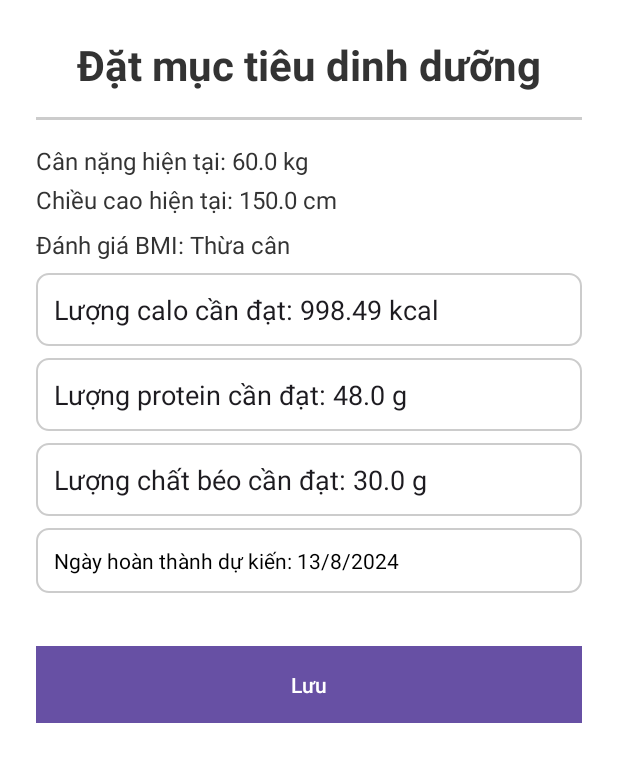
After one commit to Twannnnnn/PRM_healthy, an Android app: the SetNutritionGoalsActivity screen opened directly, with no data from a screen before it, on a phone screen of 412 x 824 dp. The commit adds this screen. Shown: the top 762 px of the screen. Run offline under Robolectric (Android 15) with nearby library versions, the phone set to English and light mode, and no system bars.

Commit message:
branch tuan

```diff
--- a/app/src/main/AndroidManifest.xml
+++ b/app/src/main/AndroidManifest.xml
@@ -17,6 +17,9 @@
         android:supportsRtl="true"
         android:theme="@style/Theme.PRM_HealthyApp"
         tools:targetApi="31">
+        <activity
+            android:name=".SetNutritionGoalsActivity"
+            android:exported="false" />
         <activity
             android:name=".AddMealPlanActivity"
             android:exported="false" />
--- a/app/src/main/java/com/example/prm_healthyapp/DatabaseHelper.java
+++ b/app/src/main/java/com/example/prm_healthyapp/DatabaseHelper.java
@@ -7,8 +7,11 @@ import android.database.Cursor;
 import android.database.sqlite.SQLiteDatabase;
 import android.database.sqlite.SQLiteOpenHelper;
 
+import java.text.SimpleDateFormat;
 import java.util.ArrayList;
+import java.util.Date;
 import java.util.List;
+import java.util.Locale;
 
 public class DatabaseHelper extends SQLiteOpenHelper {
     private static final String DATABASE_NAME = "health_management.db";
@@ -782,5 +785,49 @@ public class DatabaseHelper extends SQLiteOpenHelper {
         cursor.close();
         return meals;
     }
+    public void saveNutritionGoals(int userId, String calorieGoal, String proteinGoal, String fatGoal, String setDate) {
+        SQLiteDatabase db = this.getWritableDatabase();
+        ContentValues values = new ContentValues();
+        values.put("user_id", userId);
+        values.put("daily_calorie_goal", calorieGoal);
+        values.put("daily_protein_goal", proteinGoal);
+        values.put("daily_fat_goal", fatGoal);
+        values.put("set_date", setDate);
+
+        long newRowId = db.insert("nutrition_goals", null, values);
+        db.close();
+    }
+
+    public User getUser(int userId) {
+        SQLiteDatabase db = this.getReadableDatabase();
+        User user = null;
+        Cursor cursor = null;
+        try {
+            cursor = db.query("users", null, "id=?", new String[]{String.valueOf(userId)}, null, null, null);
+            if (cursor != null && cursor.moveToFirst()) {
+                String name = cursor.getString(cursor.getColumnIndex("name"));
+                String email = cursor.getString(cursor.getColumnIndex("email"));
+                String password = cursor.getString(cursor.getColumnIndex("password"));
+                int age = cursor.getInt(cursor.getColumnIndex("age"));
+                String gender = cursor.getString(cursor.getColumnIndex("gender"));
+                double weight = cursor.getDouble(cursor.getColumnIndex("weight"));
+                double height = cursor.getDouble(cursor.getColumnIndex("height"));
+                double bmi = cursor.getDouble(cursor.getColumnIndex("bmi"));
+                double bodyFatPercentage = cursor.getDouble(cursor.getColumnIndex("body_fat_percentage"));
+                double waist = cursor.getDouble(cursor.getColumnIndex("waist"));
+                double neck = cursor.getDouble(cursor.getColumnIndex("neck"));
+                double hips = cursor.getDouble(cursor.getColumnIndex("hips"));
+
+                // Tạo đối tượng User
+                user = new User(userId, name, email, password, age, gender, weight, height, bmi, bodyFatPercentage, waist, neck, hips);
+            }
+        } finally {
+            if (cursor != null) {
+                cursor.close();
+            }
+            db.close();
+        }
+        return user;
+    }
 
 }
--- a/app/src/main/java/com/example/prm_healthyapp/MainActivity.java
+++ b/app/src/main/java/com/example/prm_healthyapp/MainActivity.java
@@ -14,7 +14,7 @@ import androidx.appcompat.app.AppCompatActivity;
 
 public class MainActivity extends AppCompatActivity {
 
-    private FrameLayout btnGoToReport, btnAddFood, btnUserInfo, btnGoToSleepLog, btnGoToActivities, btnAIChat,btnGoToHealthAdvice,btnMealPlan;
+    private FrameLayout btnGoToReport, btnAddFood, btnUserInfo, btnGoToSleepLog, btnGoToActivities, btnAIChat,btnGoToHealthAdvice,btnMealPlan,btnSetNutritionGoal;
 
     private DatabaseHelper dbHelper;
 
@@ -45,6 +45,8 @@ public class MainActivity extends AppCompatActivity {
         btnGoToSleepLog.setOnClickListener(this::onSleepLog);
         btnGoToHealthAdvice.setOnClickListener(this::onActionGoToHealthAdvice);
         btnMealPlan.setOnClickListener(this::onMealPlan);
+
+
         checkUser();
     }
 
@@ -138,6 +140,12 @@ public class MainActivity extends AppCompatActivity {
         startActivity(intent);
     }
 
+    private void onSetNutritionGoal(View view) {
+        // Navigate to UserInfoActivity
+        Intent intent = new Intent(MainActivity.this, SetNutritionGoalsActivity.class);
+        startActivity(intent);
+    }
+
 
 
 }
--- /dev/null
+++ b/app/src/main/java/com/example/prm_healthyapp/SetNutritionGoalsActivity.java
@@ -0,0 +1,143 @@
+package com.example.prm_healthyapp;
+
+import android.app.DatePickerDialog;
+import android.os.Bundle;
+import android.view.View;
+import android.widget.Button;
+import android.widget.EditText;
+import android.widget.TextView;
+
+import androidx.appcompat.app.AppCompatActivity;
+
+import java.util.Calendar;
+
+public class SetNutritionGoalsActivity extends AppCompatActivity {
+
+    private EditText calorieGoalEditText;
+    private EditText proteinGoalEditText;
+    private EditText fatGoalEditText;
+    private TextView targetDateTextView;
+    private TextView feedbackTextView;
+    private TextView currentWeightTextView;
+    private TextView currentHeightTextView;
+    private TextView bmiEvaluationTextView;
+    private DatabaseHelper mealPlanDatabase;
+    private Calendar calendar;
+
+    private int userId = 1; // Id của người dùng (giả sử có)
+
+    @Override
+    protected void onCreate(Bundle savedInstanceState) {
+        super.onCreate(savedInstanceState);
+        setContentView(R.layout.activity_set_nutrition_goals);
+
+        DatabaseHelper dbHelper = new DatabaseHelper(this);
+        User user = dbHelper.getUser(userId); // Lấy thông tin người dùng từ database
+
+        currentWeightTextView = findViewById(R.id.currentWeightTextView);
+        currentHeightTextView = findViewById(R.id.currentHeightTextView);
+        bmiEvaluationTextView = findViewById(R.id.bmiEvaluationTextView);
+
+        // Khởi tạo các EditText
+        calorieGoalEditText = findViewById(R.id.calorieGoalEditText);
+        proteinGoalEditText = findViewById(R.id.proteinGoalEditText);
+        fatGoalEditText = findViewById(R.id.fatGoalEditText);
+        targetDateTextView = findViewById(R.id.targetDateTextView);
+        feedbackTextView = findViewById(R.id.feedbackTextView);
+
+        Button saveGoalsButton = findViewById(R.id.saveGoalsButton);
+
+        if (user != null) {
+            double currentWeight = user.getWeight();
+            double currentHeight = user.getHeight(); // Chiều cao tính bằng cm
+            int age = user.getAge();
+            String gender = user.getGender();
+
+            currentWeightTextView.setText("Cân nặng hiện tại: " + currentWeight + " kg");
+            currentHeightTextView.setText("Chiều cao hiện tại: " + currentHeight + " cm");
+
+            // Tính BMI
+            double heightInMeters = currentHeight / 100; // Chuyển chiều cao sang mét
+            double bmi = currentWeight / (heightInMeters * heightInMeters);
+
+            // Đánh giá tình trạng và tính mục tiêu dinh dưỡng
+            String bmiEvaluation;
+            double dailyCaloricNeeds;
+            double proteinGoal;
+            double fatGoal;
+
+            if (bmi < 18.5) {
+                bmiEvaluation = "Gầy";
+                dailyCaloricNeeds = calculateCaloricNeeds(currentWeight, currentHeight, age, gender) + 500; // Tăng 500 kcal/ngày
+                proteinGoal = 1.5 * currentWeight; // 1.5g protein/kg
+                fatGoal = 0.8 * currentWeight; // 0.8g fat/kg
+            } else if (bmi < 25) {
+                bmiEvaluation = "Cân đối";
+                dailyCaloricNeeds = calculateCaloricNeeds(currentWeight, currentHeight, age, gender); // Giữ nguyên
+                proteinGoal = 1.0 * currentWeight; // 1g protein/kg
+                fatGoal = 0.7 * currentWeight; // 0.7g fat/kg
+            } else if (bmi < 30) {
+                bmiEvaluation = "Thừa cân";
+                dailyCaloricNeeds = calculateCaloricNeeds(currentWeight, currentHeight, age, gender) - 500; // Giảm 500 kcal/ngày
+                proteinGoal = 0.8 * currentWeight; // 0.8g protein/kg
+                fatGoal = 0.5 * currentWeight; // 0.5g fat/kg
+            } else {
+                bmiEvaluation = "Béo phì";
+                dailyCaloricNeeds = calculateCaloricNeeds(currentWeight, currentHeight, age, gender) - 700; // Giảm 700 kcal/ngày
+                proteinGoal = 0.8 * currentWeight; // 0.8g protein/kg
+                fatGoal = 0.5 * currentWeight; // 0.5g fat/kg
+            }
+
+            // Đặt mục tiêu vào EditText
+            calorieGoalEditText.setText(String.format("Lượng calo cần đạt: %.2f kcal", dailyCaloricNeeds));
+            proteinGoalEditText.setText("Lượng protein cần đạt: " + proteinGoal + " g");
+            fatGoalEditText.setText("Lượng chất béo cần đạt: " + fatGoal + " g");
+            bmiEvaluationTextView.setText("Đánh giá BMI: " + bmiEvaluation);
+
+            // Tính trọng lượng tối ưu cho chỉ số BMI "Cân đối"
+            double optimalWeight = 22.0 * (heightInMeters * heightInMeters); // Giả sử mục tiêu là BMI 22
+            double weightChangeGoal = optimalWeight - currentWeight; // Mục tiêu thay đổi trọng lượng
+            double totalCaloricChange = weightChangeGoal * 7700; // kcal
+            int daysToReachGoal = (int) (totalCaloricChange / dailyCaloricNeeds); // Số ngày để đạt được mục tiêu
+
+            Calendar targetCalendar = Calendar.getInstance();
+            targetCalendar.add(Calendar.DAY_OF_MONTH, daysToReachGoal);
+            String estimatedCompletionDate = targetCalendar.get(Calendar.DAY_OF_MONTH) + "/" +
+                    (targetCalendar.get(Calendar.MONTH) + 1) + "/" + targetCalendar.get(Calendar.YEAR);
+            targetDateTextView.setText("Ngày hoàn thành dự kiến: " + estimatedCompletionDate);
+
+            saveGoalsButton.setOnClickListener(view -> {
+                String calorieGoal = calorieGoalEditText.getText().toString();
+                String proteinGoalStr = proteinGoalEditText.getText().toString();
+                String fatGoalStr = fatGoalEditText.getText().toString();
+                String setDate = targetDateTextView.getText().toString();
+
+                // Kiểm tra xem các trường có giá trị hay không
+                if (calorieGoal.isEmpty() || proteinGoalStr.isEmpty() || fatGoalStr.isEmpty()) {
+                    feedbackTextView.setText("Vui lòng nhập tất cả các mục tiêu dinh dưỡng.");
+                    feedbackTextView.setVisibility(View.VISIBLE);
+                    return;
+                }
+
+                // Lưu vào database
+                dbHelper.saveNutritionGoals(userId, calorieGoal, proteinGoalStr, fatGoalStr, setDate);
+                feedbackTextView.setText("Mục tiêu dinh dưỡng đã được lưu thành công!");
+                feedbackTextView.setVisibility(View.VISIBLE);
+            });
+
+        } else {
+            currentWeightTextView.setText("Không tìm thấy thông tin người dùng.");
+            currentHeightTextView.setText("");
+            bmiEvaluationTextView.setText("");
+        }
+    }
+
+    private double calculateCaloricNeeds(double weight, double height, int age, String gender) {
+        // Sử dụng công thức Harris-Benedict để tính nhu cầu calo hàng ngày
+        if (gender.equalsIgnoreCase("male")) {
+            return 88.362 + (13.397 * weight) + (4.799 * height) - (5.677 * age); // Đối với nam
+        } else {
+            return 447.593 + (9.247 * weight) + (3.098 * height) - (4.330 * age); // Đối với nữ
+        }
+    }
+}
--- /dev/null
+++ b/app/src/main/res/drawable/edittext_background.xml
@@ -0,0 +1,5 @@
+<shape xmlns:android="http://schemas.android.com/apk/res/android">
+    <solid android:color="#FFFFFF"/>
+    <corners android:radius="8dp"/>
+    <stroke android:width="1dp" android:color="#CCCCCC"/>
+</shape>
--- /dev/null
+++ b/app/src/main/res/layout/activity_set_nutrition_goals.xml
@@ -0,0 +1,124 @@
+<?xml version="1.0" encoding="utf-8"?>
+<LinearLayout xmlns:android="http://schemas.android.com/apk/res/android"
+    android:layout_width="match_parent"
+    android:layout_height="match_parent"
+    android:padding="24dp"
+    android:orientation="vertical"
+    android:background="@android:color/white">
+
+    <TextView
+        android:layout_width="wrap_content"
+        android:layout_height="wrap_content"
+        android:text="Đặt mục tiêu dinh dưỡng"
+        android:textSize="28sp"
+        android:textStyle="bold"
+        android:layout_gravity="center"
+        android:textColor="#333"
+        android:accessibilityHeading="true"/>
+
+    <View
+        android:layout_width="match_parent"
+        android:layout_height="2dp"
+        android:background="#CCCCCC"
+        android:layout_marginVertical="16dp"/>
+
+    <TextView
+        android:id="@+id/currentWeightTextView"
+        android:layout_width="wrap_content"
+        android:layout_height="wrap_content"
+        android:text="Cân nặng hiện tại: 70 kg"
+        android:textSize="16sp"
+        android:textColor="#333"/>
+
+    <TextView
+        android:id="@+id/currentHeightTextView"
+        android:layout_width="wrap_content"
+        android:layout_height="wrap_content"
+        android:text="Chiều cao hiện tại: 175 cm"
+        android:textSize="16sp"
+        android:textColor="#333"
+        android:layout_marginTop="4dp"/>
+
+    <TextView
+        android:id="@+id/bmiEvaluationTextView"
+        android:layout_width="wrap_content"
+        android:layout_height="wrap_content"
+        android:text="Đánh giá BMI: "
+        android:textSize="16sp"
+        android:textColor="#333"
+        android:layout_marginTop="8dp"/>
+
+    <!-- Input for calorie goal -->
+    <EditText
+        android:id="@+id/calorieGoalEditText"
+        android:layout_width="match_parent"
+        android:layout_height="wrap_content"
+        android:hint="Nhập mục tiêu Calo"
+        android:inputType="number"
+        android:padding="12dp"
+        android:background="@drawable/edittext_background"
+        android:layout_marginTop="8dp"/>
+
+    <!-- Input for protein goal -->
+    <EditText
+        android:id="@+id/proteinGoalEditText"
+        android:layout_width="match_parent"
+        android:layout_height="wrap_content"
+        android:hint="Nhập mục tiêu Protein (g)"
+        android:inputType="number"
+        android:padding="12dp"
+        android:background="@drawable/edittext_background"
+        android:layout_marginTop="8dp"/>
+
+    <!-- Input for fat goal -->
+    <EditText
+        android:id="@+id/fatGoalEditText"
+        android:layout_width="match_parent"
+        android:layout_height="wrap_content"
+        android:hint="Nhập mục tiêu Chất béo (g)"
+        android:inputType="number"
+        android:padding="12dp"
+        android:background="@drawable/edittext_background"
+        android:layout_marginTop="8dp"/>
+
+    <TextView
+        android:id="@+id/targetDateTextView"
+        android:layout_width="match_parent"
+        android:layout_height="wrap_content"
+        android:hint="Chọn ngày hoàn thành"
+        android:padding="12dp"
+        android:background="@drawable/edittext_background"
+        android:layout_marginTop="8dp"
+        android:textColor="#000"
+        android:clickable="true"
+        android:focusable="true"
+        android:gravity="center_vertical"
+        android:contentDescription="Chọn ngày hoàn thành cho mục tiêu dinh dưỡng"
+        android:paddingTop="16dp"
+        android:paddingBottom="16dp"/>
+
+    <TextView
+        android:id="@+id/dailyIncreaseTextView"
+        android:layout_width="wrap_content"
+        android:layout_height="wrap_content"/>
+
+    <Button
+        android:id="@+id/saveGoalsButton"
+        android:layout_width="match_parent"
+        android:layout_height="wrap_content"
+        android:text="Lưu"
+        android:textColor="@android:color/white"
+        android:background="?attr/colorPrimary"
+        android:layout_marginTop="16dp"
+        android:padding="12dp"
+        android:contentDescription="Lưu mục tiêu dinh dưỡng"/>
+
+    <TextView
+        android:id="@+id/feedbackTextView"
+        android:layout_width="wrap_content"
+        android:layout_height="wrap_content"
+        android:layout_marginTop="16dp"
+        android:textColor="@android:color/holo_red_light"
+        android:visibility="gone"/>
+
+</LinearLayout>
```
